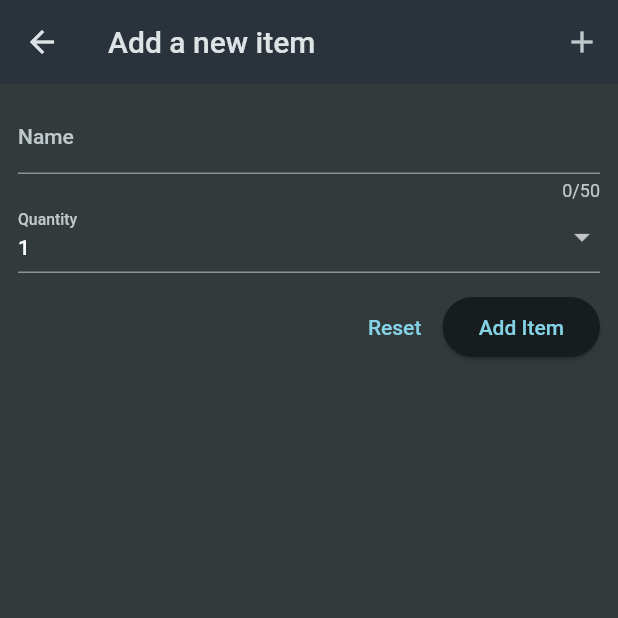
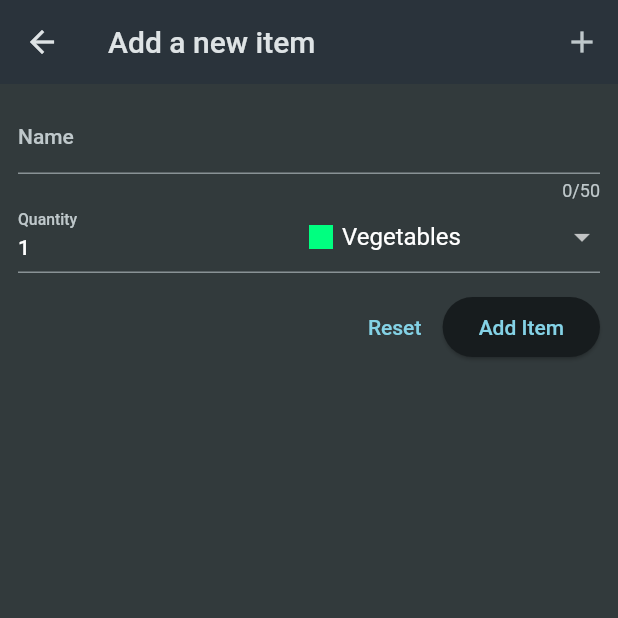
Before and after one commit to KaioPlandel/shopping_list, a Flutter app: the screen it shows after launch, after a tap on the "add" icon, on a phone screen of 412 x 824 dp, the top half of it. Run offline on Flutter 3.47's test engine with Material 2 defaults, Android fonts, the phone set to English and light mode, and no system bars.

Commit message:
feat: add function to add new item in the list

```diff
--- a/lib/widgets/grocery_list.dart
+++ b/lib/widgets/grocery_list.dart
@@ -2,6 +2,7 @@ import 'package:flutter/cupertino.dart';
 import 'package:flutter/material.dart';
 import 'package:shopping_list/data/dummy_itens.dart';
 
+import '../models/grocery_item.dart';
 import 'new_item.dart';
 
 class GroceryList extends StatefulWidget {
@@ -12,30 +13,59 @@ class GroceryList extends StatefulWidget {
 }
 
 class _GroceryListState extends State<GroceryList> {
-  void _addItem() {
-    Navigator.of(context).push(MaterialPageRoute(builder: (ctx) => NewItem()));
+  final List<GroceryItem> _groceryItems = [];
+
+  void _addItem() async {
+    final newItem = await Navigator.of(context).push<GroceryItem>(
+        MaterialPageRoute(builder: (ctx) => const NewItem()));
+    if (newItem == null) {
+      return;
+    }
+
+    setState(() {
+      _groceryItems.add(newItem);
+    });
+  }
+
+  void _removeItem(GroceryItem item ) {
+    setState(() {
+      _groceryItems.remove(item);
+    });
   }
 
   @override
   Widget build(BuildContext context) {
+    Widget content = const Center(
+      child: Text("No items added yet."),
+    );
+
+    if (_groceryItems.isNotEmpty) {
+      content = ListView.builder(
+        itemCount: _groceryItems.length,
+        itemBuilder: (ctx, index) => Dismissible(
+          onDismissed: (direction) {
+            _removeItem(_groceryItems[index]);
+          },
+          key: ValueKey(_groceryItems[index].id),
+          child: ListTile(
+            title: Text(groceryItems[index].name),
+            leading: Container(
+              width: 24,
+              height: 24,
+              color: _groceryItems[index].category.color,
+            ),
+            trailing: Text(_groceryItems[index].quantity.toString()),
+          ),
+        ),
+      );
+    }
+
     return Scaffold(
       appBar: AppBar(
         title: const Text("Your Groceries"),
         actions: [IconButton(onPressed: _addItem, icon: const Icon(Icons.add))],
-
       ),
-      body: ListView.builder(
-        itemCount: groceryItems.length,
-        itemBuilder: (ctx, index) => ListTile(
-          title: Text(groceryItems[index].name),
-          leading: Container(
-            width: 24,
-            height: 24,
-            color: groceryItems[index].category.color,
-          ),
-          trailing: Text(groceryItems[index].quantity.toString()),
-        ),
-      ),
+      body: content,
     );
   }
 }
--- a/lib/widgets/new_item.dart
+++ b/lib/widgets/new_item.dart
@@ -1,6 +1,8 @@
 import 'package:flutter/cupertino.dart';
 import 'package:flutter/material.dart';
 import 'package:shopping_list/data/categories.dart';
+import 'package:shopping_list/models/categories.dart';
+import 'package:shopping_list/models/grocery_item.dart';
 
 class NewItem extends StatefulWidget {
   const NewItem({super.key});
@@ -11,9 +13,23 @@ class NewItem extends StatefulWidget {
 
 class _NewItemState extends State<NewItem> {
   final _formKey = GlobalKey<FormState>(); //Add global key
+  String _enteredName = "";
+  int _enteredQuantity = 1;
+  var _selectedCategory = categories[Categories.vegetables]!;
 
   _saveItem() {
-    _formKey.currentState!.validate(); //use to validate form
+    if (_formKey.currentState!.validate()) {
+      //use to validate form
+      _formKey.currentState!.save();
+      Navigator.of(context).pop(
+        GroceryItem(
+          id: DateTime.now().toString(),
+          name: _enteredName,
+          quantity: _enteredQuantity,
+          category: _selectedCategory,
+        ),
+      );
+    }
   }
 
   @override
@@ -44,6 +60,9 @@ class _NewItemState extends State<NewItem> {
                   }
                   return null;
                 },
+                onSaved: (value) {
+                  _enteredName = value!;
+                },
               ),
               Row(
                 crossAxisAlignment: CrossAxisAlignment.end,
@@ -53,7 +72,7 @@ class _NewItemState extends State<NewItem> {
                       keyboardType: TextInputType.number,
                       decoration:
                           const InputDecoration(label: Text("Quantity")),
-                      initialValue: "1",
+                      initialValue: _enteredQuantity.toString(),
                       validator: (value) {
                         if (value == null ||
                             value.isNotEmpty ||
@@ -63,10 +82,16 @@ class _NewItemState extends State<NewItem> {
                         }
                         return null;
                       },
+                      onSaved: (value) {
+                        _enteredQuantity =
+                            int.parse(value!); //use to save value in variable
+                      },
                     ),
                   ),
                   Expanded(
-                    child: DropdownButtonFormField(items: [
+                    child: DropdownButtonFormField(
+                      value: _selectedCategory,
+                      items: [
                         // other type of Form widget
                         for (final category in categories.entries)
                           DropdownMenuItem(
@@ -83,7 +108,13 @@ class _NewItemState extends State<NewItem> {
                               ],
                             ),
                           )
-                    ], onChanged: (value) {}),
+                      ],
+                      onChanged: (value) {
+                        setState(() {
+                          _selectedCategory = categories[value]!;
+                        });
+                      },
+                    ),
                   ),
                 ],
               ),
```
Lines whose indentation alone changed are shown as unchanged.
